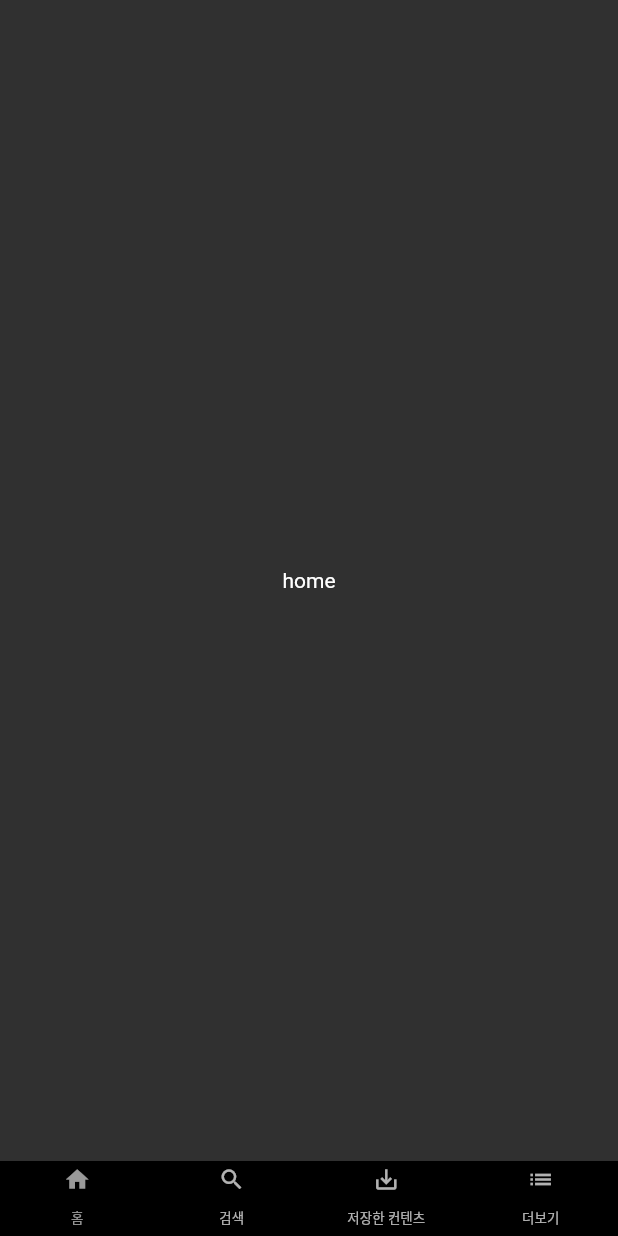
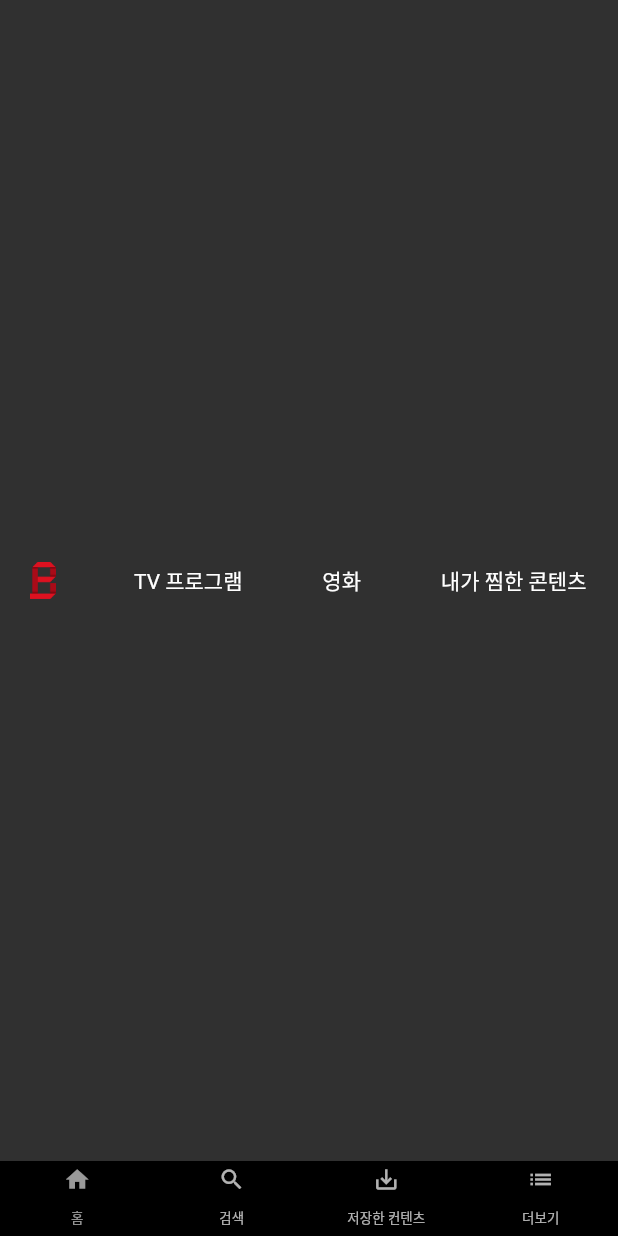
Before and after one commit to wildwing12/netflix_clone, a Flutter app: the screen it shows after launch, on a phone screen of 412 x 824 dp. Run offline on Flutter 3.47's test engine with Material 2 defaults, Android fonts, the phone set to English and light mode, and no system bars.

Commit message:
3강까지

```diff
--- a/lib/main.dart
+++ b/lib/main.dart
@@ -1,4 +1,5 @@
 import 'package:flutter/material.dart';
+import 'package:netflix_clone/screen/home_screen.dart';
 import 'package:netflix_clone/widget/bottom_bar.dart';
 
 void main() => runApp(MyApp());
@@ -23,7 +24,7 @@ class _MyAppState extends State<MyApp> {
             body: TabBarView(
               physics: NeverScrollableScrollPhysics(),
               children: [
-                Container(child: Center(child: Text("home"),),),
+                HomeScreen(),
                 Container(child: Center(child: Text("search"),),),
                 Container(child: Center(child: Text("save"),),),
                 Container(child: Center(child: Text("more"),),),
--- /dev/null
+++ b/lib/model/model_movie.dart
@@ -0,0 +1,15 @@
+class Movie{
+  final String title;
+  final String keyword;
+  final String poster;
+  final bool like;
+
+  Movie.fromMap(Map<String,dynamic> map)
+   : title = map['title'],
+    keyword= map['keyword'],
+    poster = map['poster'],
+    like = map['like'];
+
+  @override
+  String toString() =>"Movie<$title:$keyword>";
+}
--- /dev/null
+++ b/lib/screen/home_screen.dart
@@ -0,0 +1,73 @@
+import 'package:flutter/material.dart';
+import 'package:netflix_clone/model/model_movie.dart';
+
+class HomeScreen extends StatefulWidget {
+  _HomeScreenState createState() => _HomeScreenState();
+}
+
+class _HomeScreenState extends State<HomeScreen> {
+  @override
+  void initState() {
+    super.initState();
+  }
+
+  @override
+  Widget build(BuildContext context) {
+    // return Container(
+    //   child: Center(
+    //     child: Text('real home'),
+    //   ),
+    //);
+    return TopBar();
+  }
+}
+
+class TopBar extends StatelessWidget {
+  List<Movie> movies=[
+    Movie.fromMap(
+        {
+          'title':'사랑의 불시착',
+          'keyword':'사랑/로맨스/판타지',
+          'poster':'test_movie_1.png',
+          'like':false,
+        }
+    ),
+  ];
+  @override
+  Widget build(BuildContext context) {
+    return Container(
+      padding: EdgeInsets.fromLTRB(20, 7, 20, 7),
+      child: Row(
+        mainAxisAlignment: MainAxisAlignment.spaceBetween,
+        children: <Widget>[
+          Image.asset(
+            "images/bbongflix_logo.png",
+            fit: BoxFit.contain,
+            height: 25,
+          ),
+          Container(
+            padding: EdgeInsets.only(right: 1),
+            child: Text(
+              'TV 프로그램',
+              style: TextStyle(fontSize: 14),
+            ),
+          ),
+          Container(
+            padding: EdgeInsets.only(right: 1),
+            child: Text(
+              '영화',
+              style: TextStyle(fontSize: 14),
+            ),
+          ),
+          Container(
+            padding: EdgeInsets.only(right: 1),
+            child: Text(
+              '내가 찜한 콘텐츠',
+              style: TextStyle(fontSize: 14),
+            ),
+          ),
+        ],
+      ),
+    );
+  }
+}
--- a/pubspec.yaml
+++ b/pubspec.yaml
@@ -45,9 +45,8 @@ flutter:
   uses-material-design: true
 
   # To add assets to your application, add an assets section, like this:
-  # assets:
-  #   - images/a_dot_burr.jpeg
-  #   - images/a_dot_ham.jpeg
+  assets:
+  - images/
 
   # An image asset can refer to one or more resolution-specific "variants", see
   # https://flutter.dev/assets-and-images/#resolution-aware.
```
Also changed, not shown: images/bbongflix_logo.png (added), images/test_movie_1.png (added).
